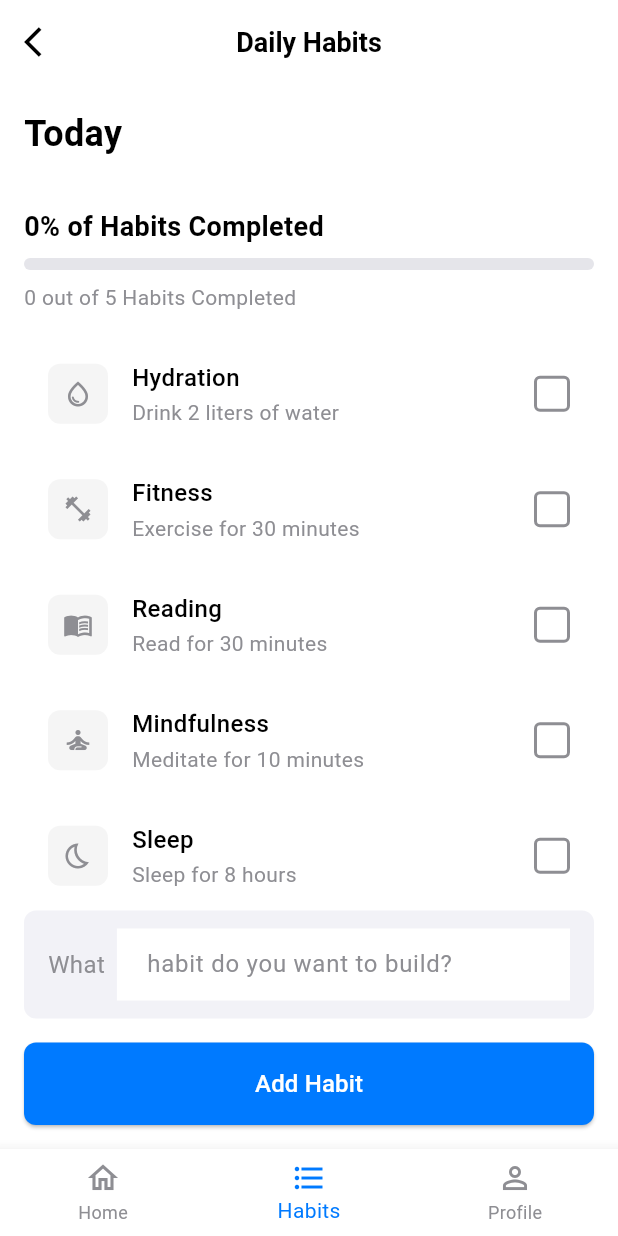
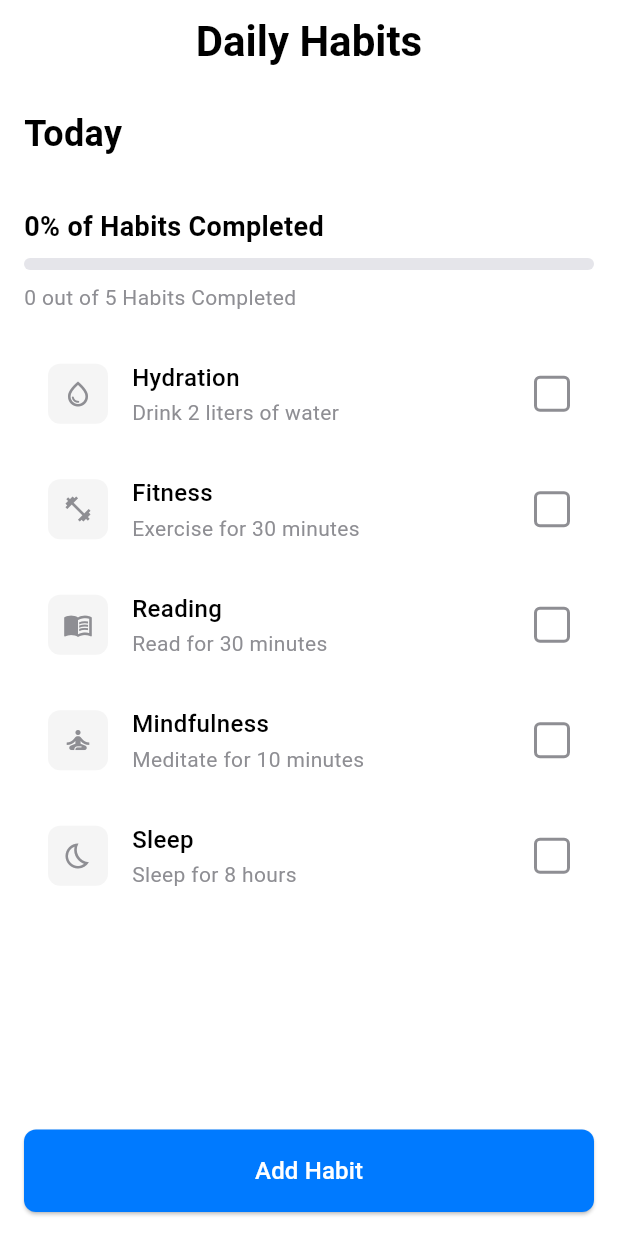
Before and after one commit to spicydino/habbit_trackker_ChangeNetwork, a Flutter app: the screen it shows after launch, on a phone screen of 412 x 824 dp. Run offline on Flutter 3.47's test engine with Material 3 defaults, Android fonts, the phone set to English and light mode, and no system bars.

Commit message:
ui improved

```diff
--- a/lib/screens/habit_tracker_screen.dart
+++ b/lib/screens/habit_tracker_screen.dart
@@ -105,14 +105,14 @@ class _HabitTrackerState extends State<HabitTracker> {
     return Scaffold(
       backgroundColor: AppConstants.backgroundColor,
       appBar: AppBar(
-        leading: IconButton(
-          icon: const Icon(Icons.arrow_back_ios, color: AppConstants.textPrimary),
-          onPressed: () {},
-        ),
+        // leading: IconButton(
+        //   icon: const Icon(Icons.arrow_back_ios, color: AppConstants.textPrimary),
+        //   onPressed: () {},
+        // ),
         title: const Text(
           'Daily Habits',
           style: TextStyle(
-            fontSize: 18,
+            fontSize: 28,
             fontWeight: FontWeight.w600,
             color: AppConstants.textPrimary,
           ),
@@ -173,42 +173,42 @@ class _HabitTrackerState extends State<HabitTracker> {
                     padding: const EdgeInsets.all(16),
                     child: Column(
                       children: [
-                        Container(
-                          padding: const EdgeInsets.symmetric(horizontal: 16, vertical: 12),
-                          decoration: BoxDecoration(
-                            color: AppConstants.backgroundColor,
-                            borderRadius: BorderRadius.circular(8),
-                          ),
-                          child: Row(
-                            children: [
-                              const Text(
-                                'What',
-                                style: TextStyle(
-                                  fontSize: 16,
-                                  color: AppConstants.textSecondary,
-                                ),
-                              ),
-                              const SizedBox(width: 8),
-                              Expanded(
-                                child: TextField(
-                                  decoration: const InputDecoration(
-                                    hintText: 'habit do you want to build?',
-                                    hintStyle: TextStyle(
-                                      color: AppConstants.textSecondary,
-                                    ),
-                                    border: InputBorder.none,
-                                  ),
-                                  onSubmitted: (value) {
-                                    if (value.isNotEmpty) {
-                                      _addHabit(value);
-                                    }
-                                  },
-                                ),
-                              ),
-                            ],
-                          ),
-                        ),
-                        const SizedBox(height: 16),
+                        // Container(
+                        //   padding: const EdgeInsets.symmetric(horizontal: 16, vertical: 12),
+                        //   decoration: BoxDecoration(
+                        //     color: AppConstants.backgroundColor,
+                        //     borderRadius: BorderRadius.circular(8),
+                        //   ),
+                        //   child: Row(
+                        //     children: [
+                        //       const Text(
+                        //         'What',
+                        //         style: TextStyle(
+                        //           fontSize: 16,
+                        //           color: AppConstants.textSecondary,
+                        //         ),
+                        //       ),
+                        //       const SizedBox(width: 8),
+                        //       Expanded(
+                        //         child: TextField(
+                        //           decoration: const InputDecoration(
+                        //             hintText: 'habit do you want to build?',
+                        //             hintStyle: TextStyle(
+                        //               color: AppConstants.textSecondary,
+                        //             ),
+                        //             border: InputBorder.none,
+                        //           ),
+                        //           onSubmitted: (value) {
+                        //             if (value.isNotEmpty) {
+                        //               _addHabit(value);
+                        //             }
+                        //           },
+                        //         ),
+                        //       ),
+                        //     ],
+                        //   ),
+                        // ),
+                        // const SizedBox(height: 16),
                         SizedBox(
                           width: double.infinity,
                           child: ElevatedButton(
@@ -239,32 +239,32 @@ class _HabitTrackerState extends State<HabitTracker> {
           ),
         ],
       ),
-      bottomNavigationBar: BottomNavigationBar(
-        currentIndex: _selectedIndex,
-        onTap: (index) {
-          setState(() {
-            _selectedIndex = index;
-          });
-        },
-        type: BottomNavigationBarType.fixed,
-        backgroundColor: Colors.white,
-        selectedItemColor: AppConstants.primaryColor,
-        unselectedItemColor: AppConstants.textSecondary,
-        items: const [
-          BottomNavigationBarItem(
-            icon: Icon(Icons.home_outlined),
-            label: 'Home',
-          ),
-          BottomNavigationBarItem(
-            icon: Icon(Icons.format_list_bulleted),
-            label: 'Habits',
-          ),
-          BottomNavigationBarItem(
-            icon: Icon(Icons.person_outline),
-            label: 'Profile',
-          ),
-        ],
-      ),
+      // bottomNavigationBar: BottomNavigationBar(
+      //   currentIndex: _selectedIndex,
+      //   onTap: (index) {
+      //     setState(() {
+      //       _selectedIndex = index;
+      //     });
+      //   },
+      //   type: BottomNavigationBarType.fixed,
+      //   backgroundColor: Colors.white,
+      //   selectedItemColor: AppConstants.primaryColor,
+      //   unselectedItemColor: AppConstants.textSecondary,
+      //   items: const [
+      //     BottomNavigationBarItem(
+      //       icon: Icon(Icons.home_outlined),
+      //       label: 'Home',
+      //     ),
+      //     BottomNavigationBarItem(
+      //       icon: Icon(Icons.format_list_bulleted),
+      //       label: 'Habits',
+      //     ),
+      //     BottomNavigationBarItem(
+      //       icon: Icon(Icons.person_outline),
+      //       label: 'Profile',
+      //     ),
+      //   ],
+      // ),
     );
   }
 }
```
